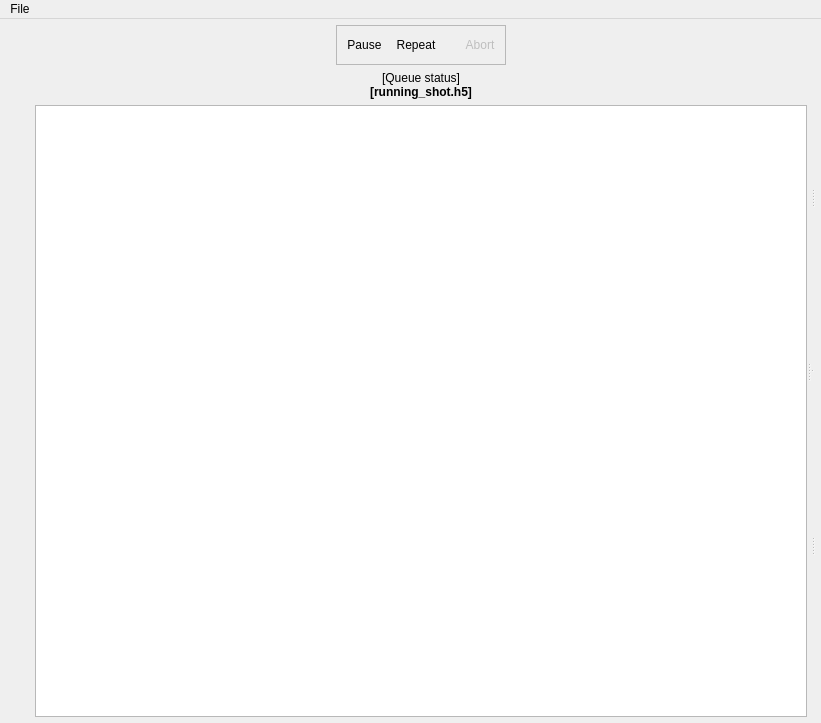
Before: the Qt Designer form main.ui in labscript-suite/blacs, drawn with Qt 5.
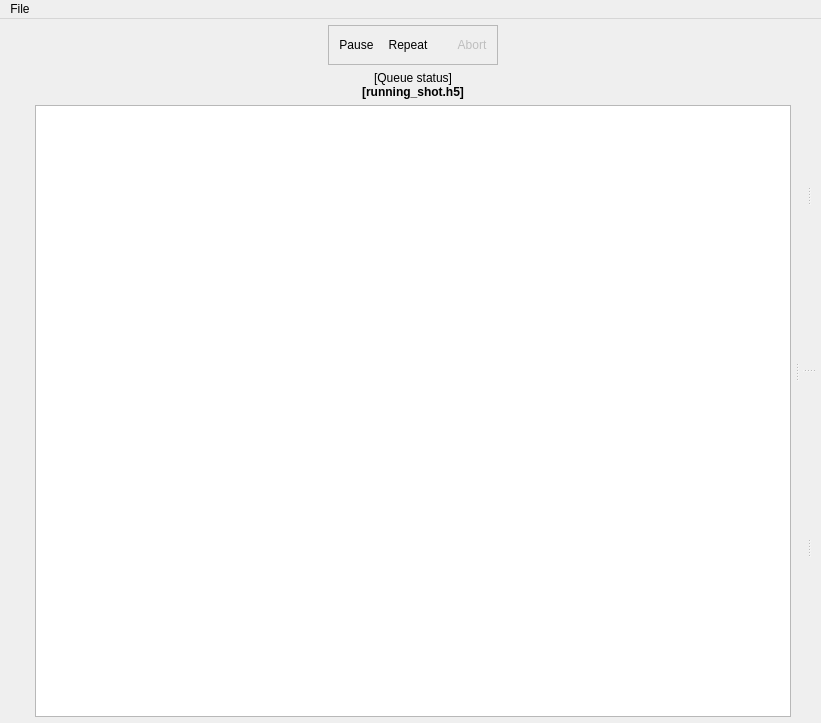
After: the same form once the commit is applied. Icons and pictures are not drawn. Custom widgets are drawn as their Qt base class.

Commit message: feature2: Increase in splitter handle widths, to prevent widgets on either side from visually running into each other.

```diff
--- a/main.ui
+++ b/main.ui
@@ -137,6 +137,9 @@
         <property name="orientation">
          <enum>Qt::Horizontal</enum>
         </property>
+        <property name="handleWidth">
+         <number>12</number>
+        </property>
         <widget class="QWidget" name="verticalLayoutWidget_2">
          <layout class="QVBoxLayout" name="verticalLayout_10">
           <property name="sizeConstraint">
@@ -541,6 +544,9 @@
          <property name="orientation">
           <enum>Qt::Vertical</enum>
          </property>
+         <property name="handleWidth">
+          <number>12</number>
+         </property>
          <widget class="QSplitter" name="tab_top_vertical_splitter">
           <property name="sizePolicy">
            <sizepolicy hsizetype="Expanding" vsizetype="Expanding">
@@ -551,6 +557,9 @@
           <property name="orientation">
            <enum>Qt::Horizontal</enum>
           </property>
+          <property name="handleWidth">
+           <number>12</number>
+          </property>
           <widget class="QWidget" name="widget_2" native="true">
            <layout class="QVBoxLayout" name="verticalLayout_3">
             <item>
@@ -576,6 +585,9 @@
           <property name="orientation">
            <enum>Qt::Horizontal</enum>
           </property>
+          <property name="handleWidth">
+           <number>12</number>
+          </property>
           <widget class="QWidget" name="widget_3" native="true">
            <layout class="QVBoxLayout" name="verticalLayout_6">
             <item>
```
